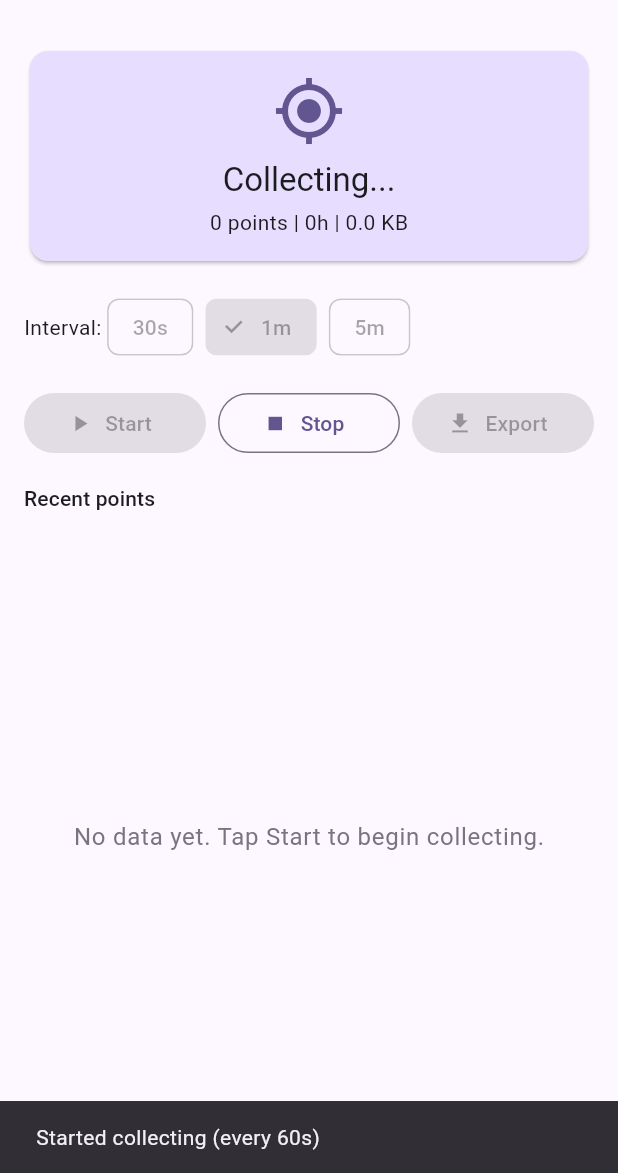
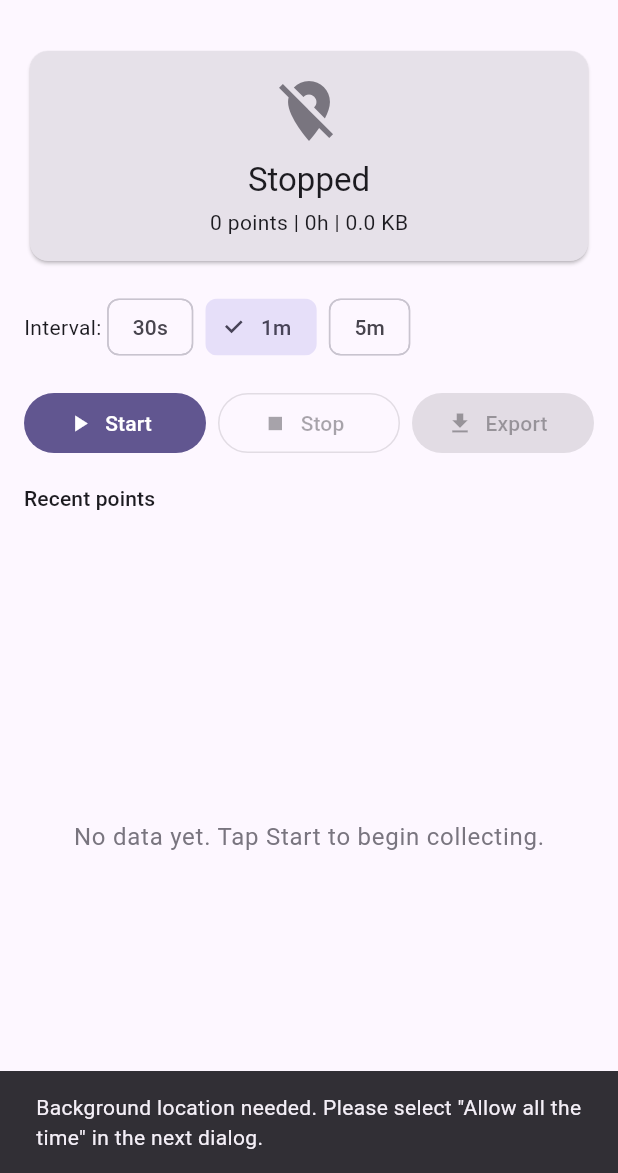
Before and after one commit to zairn-dev/zairn-sdk-flutter, a Flutter app: the screen it shows after launch, after a tap on "Start", on a phone screen of 412 x 824 dp, the part 63-1236 px from its top. Run offline on Flutter 3.47's test engine with Material 3 defaults, Android fonts, the phone set to English and light mode, and no system bars; our stand-ins replace geolocator, shared_preferences, supabase_flutter; accounts and stored records are empty.

Commit message:
fix(example): request background location permission
Android requires "while in use" first, then separate "always allow"
for background. Opens app settings if user only grants "while in use".

Co-Authored-By: Claude Opus 4.6 (1M context) <noreply@anthropic.com>

```diff
--- a/example/lib/main.dart
+++ b/example/lib/main.dart
@@ -91,7 +91,7 @@ class _TraceCollectorPageState extends State<TraceCollectorPage> {
     // Check permissions
     bool serviceEnabled = await Geolocator.isLocationServiceEnabled();
     if (!serviceEnabled) {
-      _showSnackBar('Location services are disabled');
+      _showSnackBar('Location services are disabled. Please enable GPS.');
       return;
     }
 
@@ -103,6 +103,25 @@ class _TraceCollectorPageState extends State<TraceCollectorPage> {
         return;
       }
     }
+    if (permission == LocationPermission.deniedForever) {
+      _showSnackBar('Location permission permanently denied.');
+      await Geolocator.openAppSettings();
+      return;
+    }
+
+    // Request "Always" permission for background collection
+    if (permission == LocationPermission.whileInUse) {
+      _showSnackBar('Background location needed. Please select "Allow all the time" in the next dialog.');
+      // On Android, this opens the app settings where user can change to "Always"
+      permission = await Geolocator.requestPermission();
+      if (permission == LocationPermission.whileInUse) {
+        // Still only "while in use" — open settings manually
+        await Geolocator.openAppSettings();
+        _showSnackBar('Please select "Allow all the time" in app settings, then tap Start again.');
+        return;
+      }
+    }
+
     if (permission == LocationPermission.deniedForever) {
       _showSnackBar('Location permission permanently denied. Enable in settings.');
       return;
```
